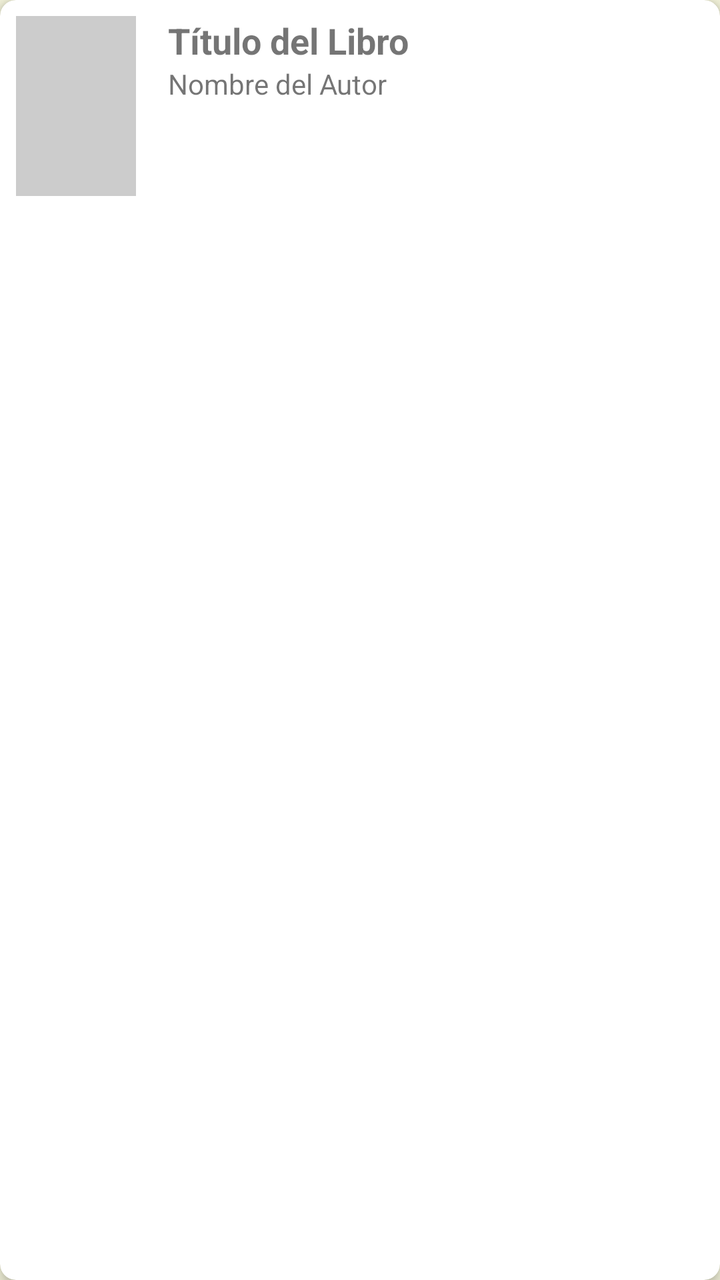
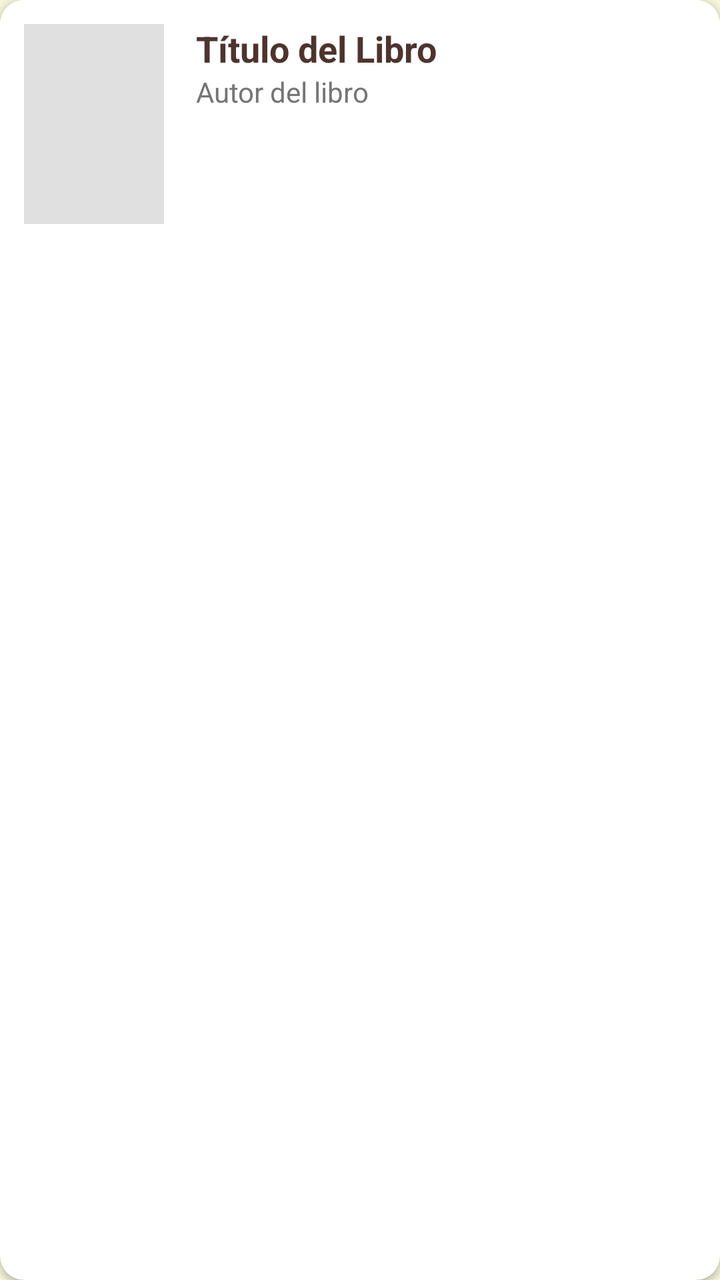

Before-and-after screenshots of an Android layout around one commit, followed by the original layout XML and the change that was made.
<!-- AndroidManifest.xml: application theme Theme.TFG_2025 -->
<!-- res/layout/item_libro.xml -->
<?xml version="1.0" encoding="utf-8"?>
<androidx.cardview.widget.CardView xmlns:android="http://schemas.android.com/apk/res/android"
    xmlns:app="http://schemas.android.com/apk/res-auto"
    android:layout_width="match_parent"
    android:layout_height="wrap_content"
    android:layout_margin="8dp"
    app:cardCornerRadius="8dp"
    app:cardElevation="4dp">

    <androidx.constraintlayout.widget.ConstraintLayout
        android:layout_width="match_parent"
        android:layout_height="wrap_content"
        android:padding="8dp">

        <ImageView
            android:id="@+id/imagen_libro"
            android:layout_width="60dp"
            android:layout_height="90dp"
            android:scaleType="centerCrop"
            android:background="#CCCCCC"
            app:layout_constraintBottom_toBottomOf="parent"
            app:layout_constraintStart_toStartOf="parent"
            app:layout_constraintTop_toTopOf="parent" />

        <TextView
            android:id="@+id/titulo_libro"
            android:layout_width="0dp"
            android:layout_height="wrap_content"
            android:layout_marginStart="16dp"
            android:text="Título del Libro"
            android:textSize="18sp"
            android:textStyle="bold"
            app:layout_constraintEnd_toEndOf="parent"
            app:layout_constraintStart_toEndOf="@id/imagen_libro"
            app:layout_constraintTop_toTopOf="@id/imagen_libro" />

        <TextView
            android:id="@+id/autor_libro"
            android:layout_width="0dp"
            android:layout_height="wrap_content"
            android:text="Nombre del Autor"
            app:layout_constraintEnd_toEndOf="parent"
            app:layout_constraintStart_toStartOf="@id/titulo_libro"
            app:layout_constraintTop_toBottomOf="@id/titulo_libro" />

    </androidx.constraintlayout.widget.ConstraintLayout>
</androidx.cardview.widget.CardView>
<!-- resources referenced by this layout -->
<resources>
  <style name="Theme.TFG_2025" parent="Theme.MaterialComponents.DayNight.DarkActionBar">
          <item name="colorPrimary">@color/boton_primario</item>
          <item name="colorPrimaryVariant">#6D4C41</item>
          <item name="colorOnPrimary">@color/white</item>
  
          <item name="android:windowBackground">@color/fondo_crema</item>
      </style>
  <color name="boton_primario">#8D6E63</color>
  <color name="white">#FFFFFFFF</color>
  <color name="fondo_crema">#F5F5DC</color>
</resources>

<!-- the commit's change to res/layout/item_libro.xml (unified diff, before → after) -->
@@ -1,47 +1,51 @@
 <?xml version="1.0" encoding="utf-8"?>
-<androidx.cardview.widget.CardView xmlns:android="http://schemas.android.com/apk/res/android"
+<androidx.cardview.widget.CardView
+    xmlns:android="http://schemas.android.com/apk/res/android"
     xmlns:app="http://schemas.android.com/apk/res-auto"
     android:layout_width="match_parent"
     android:layout_height="wrap_content"
     android:layout_margin="8dp"
-    app:cardCornerRadius="8dp"
-    app:cardElevation="4dp">
+    app:cardCornerRadius="12dp"
+    app:cardElevation="2dp">
 
     <androidx.constraintlayout.widget.ConstraintLayout
         android:layout_width="match_parent"
         android:layout_height="wrap_content"
-        android:padding="8dp">
+        android:padding="12dp"
+        android:background="#FFFFFF">
 
         <ImageView
-            android:id="@+id/imagen_libro"
-            android:layout_width="60dp"
-            android:layout_height="90dp"
+            android:id="@+id/imagen_portada"
+            android:layout_width="70dp"
+            android:layout_height="100dp"
             android:scaleType="centerCrop"
-            android:background="#CCCCCC"
-            app:layout_constraintBottom_toBottomOf="parent"
+            android:background="#E0E0E0"
             app:layout_constraintStart_toStartOf="parent"
-            app:layout_constraintTop_toTopOf="parent" />
+            app:layout_constraintTop_toTopOf="parent"
+            app:layout_constraintBottom_toBottomOf="parent" />
 
         <TextView
-            android:id="@+id/titulo_libro"
+            android:id="@+id/texto_titulo_libro"
             android:layout_width="0dp"
             android:layout_height="wrap_content"
             android:layout_marginStart="16dp"
             android:text="Título del Libro"
             android:textSize="18sp"
             android:textStyle="bold"
-            app:layout_constraintEnd_toEndOf="parent"
-            app:layout_constraintStart_toEndOf="@id/imagen_libro"
-            app:layout_constraintTop_toTopOf="@id/imagen_libro" />
+            android:textColor="@color/marron_texto"
+            app:layout_constraintStart_toEndOf="@id/imagen_portada"
+            app:layout_constraintTop_toTopOf="@id/imagen_portada"
+            app:layout_constraintEnd_toEndOf="parent" />
 
         <TextView
-            android:id="@+id/autor_libro"
+            android:id="@+id/texto_autor_libro"
             android:layout_width="0dp"
             android:layout_height="wrap_content"
-            android:text="Nombre del Autor"
-            app:layout_constraintEnd_toEndOf="parent"
-            app:layout_constraintStart_toStartOf="@id/titulo_libro"
-            app:layout_constraintTop_toBottomOf="@id/titulo_libro" />
+            android:text="Autor del libro"
+            android:textColor="#757575"
+            app:layout_constraintStart_toStartOf="@id/texto_titulo_libro"
+            app:layout_constraintTop_toBottomOf="@id/texto_titulo_libro"
+            app:layout_constraintEnd_toEndOf="parent" />
 
     </androidx.constraintlayout.widget.ConstraintLayout>
 </androidx.cardview.widget.CardView>
<!-- resource entries referenced after the edit -->
@@ -1,5 +1,6 @@
 <!-- resources referenced by this layout -->
 <resources>
+  <color name="marron_texto">#4E342E</color>
   <style name="Theme.TFG_2025" parent="Theme.MaterialComponents.DayNight.DarkActionBar">
           <item name="colorPrimary">@color/boton_primario</item>
           <item name="colorPrimaryVariant">#6D4C41</item>
